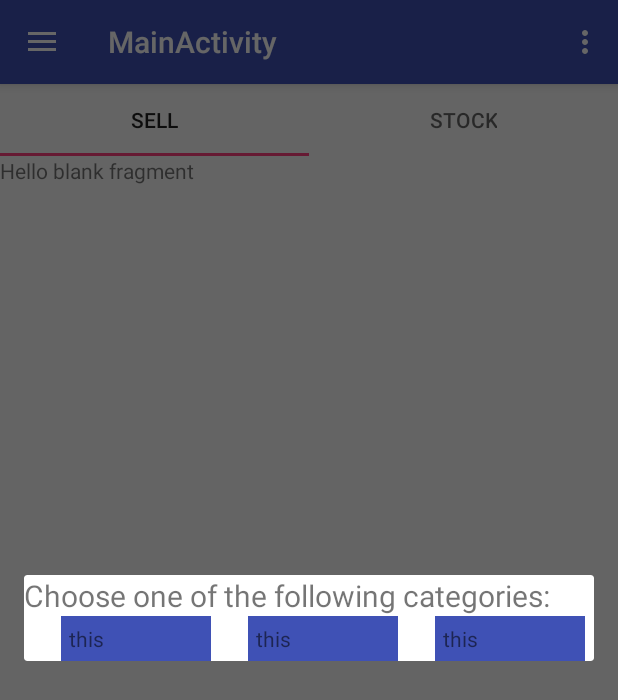
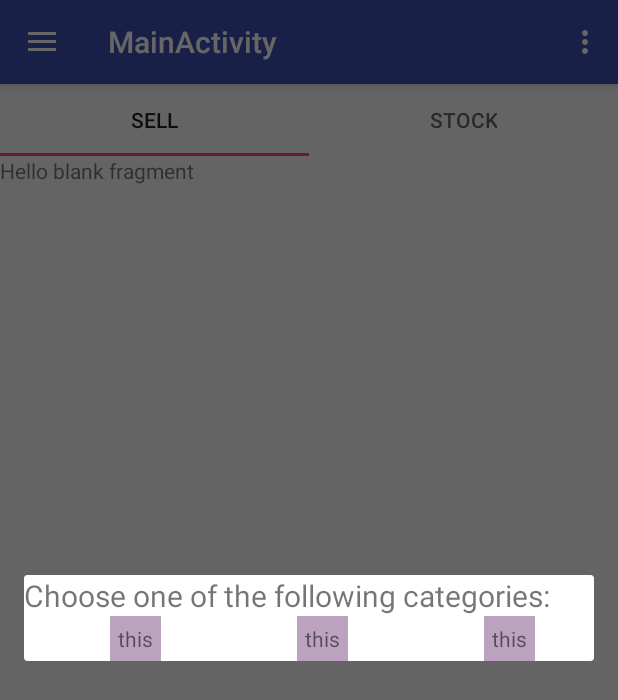
Before and after one commit to ngenovictor/digiduka, an Android app: the fragment AddStockItemFragment placed in its activity, on a phone screen of 412 x 824 dp. Shown: the top 700 px of the screen. Run offline under Robolectric (Android 15) with nearby library versions, the phone set to English and light mode, and no system bars.

Commit message:
create random colors for each grid

```diff
--- a/app/src/main/java/com/digiduka/digiduka/adapters/CategoriesGridViewAdapter.java
+++ b/app/src/main/java/com/digiduka/digiduka/adapters/CategoriesGridViewAdapter.java
@@ -1,6 +1,8 @@
 package com.digiduka.digiduka.adapters;
 
 import android.content.Context;
+import android.graphics.Color;
+import android.support.constraint.ConstraintLayout;
 import android.view.LayoutInflater;
 import android.view.View;
 import android.view.ViewGroup;
@@ -9,6 +11,8 @@ import android.widget.TextView;
 
 import com.digiduka.digiduka.R;
 
+import java.util.Random;
+
 /**
  * Created by victor on 10/11/17.
  */
@@ -16,6 +20,7 @@ import com.digiduka.digiduka.R;
 public class CategoriesGridViewAdapter extends BaseAdapter {
     private Context mContext;
     private TextView gridText;
+    private ConstraintLayout gridViewHolder;
     public CategoriesGridViewAdapter(Context context){
         mContext = context;
     }
@@ -38,7 +43,12 @@ public class CategoriesGridViewAdapter extends BaseAdapter {
     public View getView(int i, View view, ViewGroup viewGroup) {
         View thisView = LayoutInflater.from(mContext).inflate(R.layout.category_grid_item, viewGroup, false);
         gridText = thisView.findViewById(R.id.gridText);
+        gridViewHolder = thisView.findViewById(R.id.gridViewHolder);
         gridText.setText("this");
+        Random rnd = new Random();
+        int color = Color.argb(255, rnd.nextInt(256), rnd.nextInt(256), rnd.nextInt(256));
+        gridViewHolder.setBackgroundColor(color);
+//        view.setBackgroundColor(color);
 //        TextView textView;
 //        textView = new TextView(mContext);
 //        textView.setText(Integer.toString(i));
--- a/app/src/main/res/layout/category_grid_item.xml
+++ b/app/src/main/res/layout/category_grid_item.xml
@@ -1,12 +1,15 @@
 <?xml version="1.0" encoding="utf-8"?>
 <android.support.constraint.ConstraintLayout
+    android:id="@+id/gridViewHolder"
     xmlns:android="http://schemas.android.com/apk/res/android"
     android:padding="5dp"
     android:background="@color/colorPrimary"
-    android:layout_width="match_parent"
-    android:layout_height="match_parent">
+    android:layout_gravity="center"
+    android:layout_width="wrap_content"
+    android:layout_height="wrap_content">
     <TextView
         android:id="@+id/gridText"
+        android:text="test"
         android:layout_width="wrap_content"
         android:layout_height="wrap_content" />
 
```
